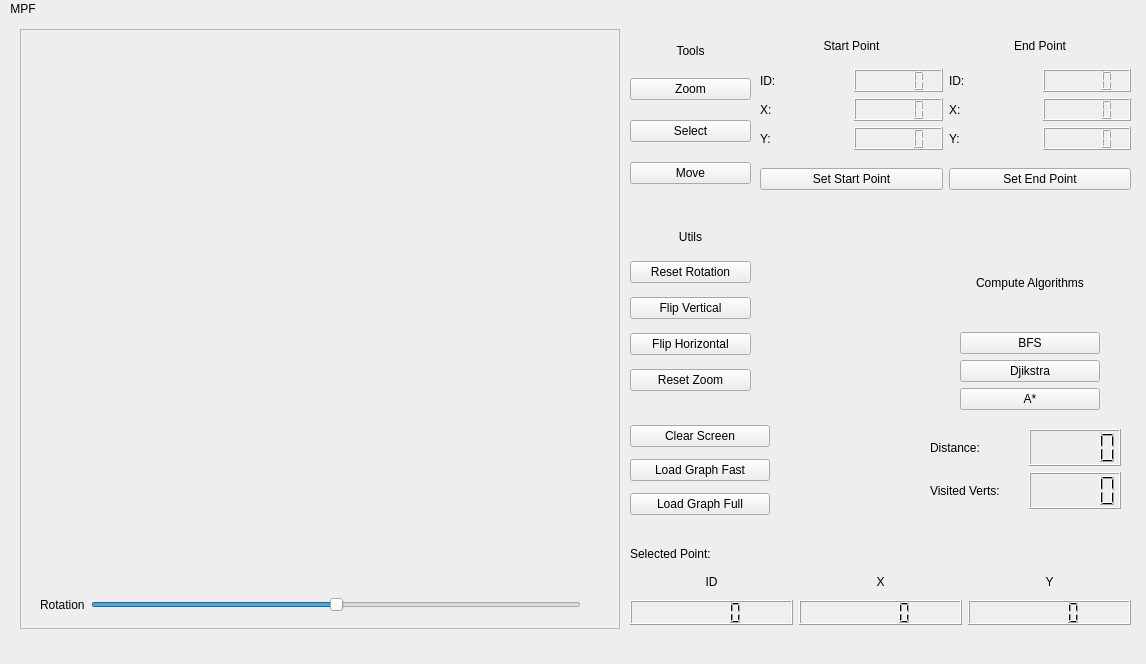
Qt form mainwindow.ui (citrovin/map-path-finder-embedded-cpp) before a commit.
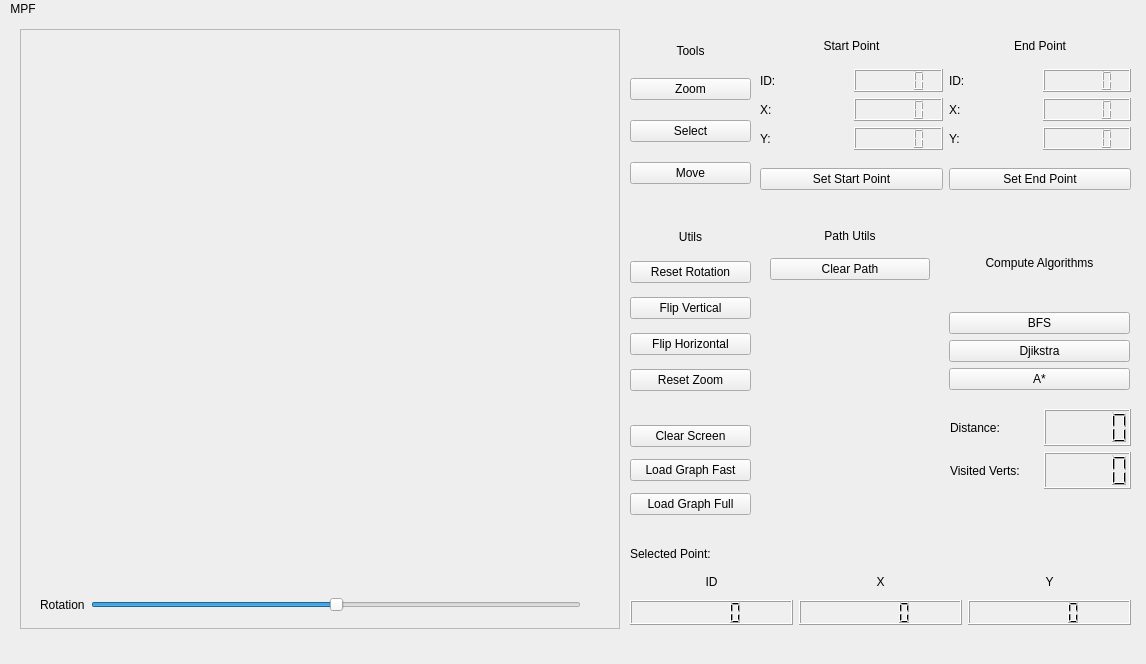
The same form after that commit.

Patch:
```diff
--- a/mainwindow.ui
+++ b/mainwindow.ui
@@ -45,7 +45,7 @@
      <rect>
       <x>630</x>
       <y>400</y>
-      <width>140</width>
+      <width>121</width>
       <height>103</height>
      </rect>
     </property>
@@ -335,9 +335,9 @@
    <widget class="QWidget" name="verticalLayoutWidget">
     <property name="geometry">
      <rect>
-      <x>960</x>
-      <y>220</y>
-      <width>140</width>
+      <x>949</x>
+      <y>200</y>
+      <width>181</width>
       <height>171</height>
      </rect>
     </property>
@@ -435,9 +435,9 @@
    <widget class="QWidget" name="gridLayoutWidget_3">
     <property name="geometry">
      <rect>
-      <x>930</x>
-      <y>410</y>
-      <width>191</width>
+      <x>950</x>
+      <y>390</y>
+      <width>181</width>
       <height>80</height>
      </rect>
     </property>
@@ -466,7 +466,17 @@
       <widget class="QLCDNumber" name="lcdNumber_4"/>
      </item>
      <item row="1" column="1">
-      <widget class="QLCDNumber" name="lcdNumber_5"/>
+      <widget class="QLCDNumber" name="algo_visited_lcd"/>
+     </item>
+     <item row="0" column="0">
+      <widget class="QLabel" name="label_16">
+       <property name="styleSheet">
+        <string notr="true">color: rgb(0, 0, 0);</string>
+       </property>
+       <property name="text">
+        <string>Distance:</string>
+       </property>
+      </widget>
      </item>
     </layout>
    </widget>
@@ -585,6 +595,41 @@
      </item>
     </layout>
    </widget>
+   <widget class="QWidget" name="verticalLayoutWidget_6">
+    <property name="geometry">
+     <rect>
+      <x>770</x>
+      <y>200</y>
+      <width>160</width>
+      <height>71</height>
+     </rect>
+    </property>
+    <layout class="QVBoxLayout" name="verticalLayout_6">
+     <item>
+      <widget class="QLabel" name="label_19">
+       <property name="maximumSize">
+        <size>
+         <width>16777215</width>
+         <height>15</height>
+        </size>
+       </property>
+       <property name="text">
+        <string>Path Utils</string>
+       </property>
+       <property name="alignment">
+        <set>Qt::AlignCenter</set>
+       </property>
+      </widget>
+     </item>
+     <item>
+      <widget class="QPushButton" name="clear_path_button">
+       <property name="text">
+        <string>Clear Path</string>
+       </property>
+      </widget>
+     </item>
+    </layout>
+   </widget>
   </widget>
   <widget class="QMenuBar" name="menubar">
    <property name="geometry">
```
Left out of the diff: 12 changed lines with no effect on the pictures.
